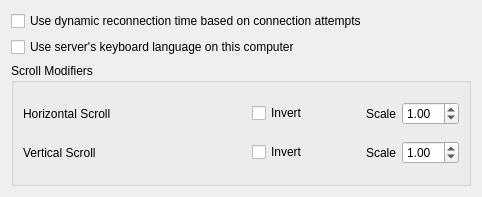
Above: src/lib/gui/dialogs/ClientConfigDialog.ui from deskflow/deskflow before the change. Below: the same form after it.
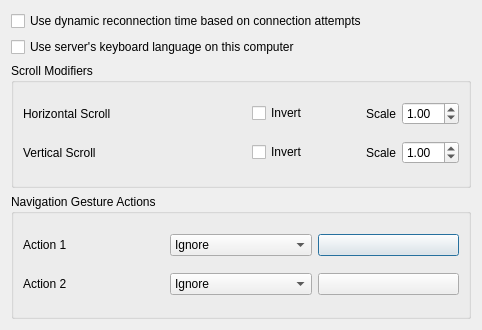
That is the form after the change. Custom widgets are drawn as their Qt base class.

```diff
--- a/src/lib/gui/dialogs/ClientConfigDialog.ui
+++ b/src/lib/gui/dialogs/ClientConfigDialog.ui
@@ -7,7 +7,7 @@
     <x>0</x>
     <y>0</y>
     <width>482</width>
-    <height>197</height>
+    <height>330</height>
    </rect>
   </property>
   <property name="sizePolicy">
@@ -164,8 +164,63 @@
      </layout>
     </widget>
    </item>
+   <item>
+    <widget class="QGroupBox" name="groupNavigationGestures">
+     <property name="title">
+      <string>Navigation Gesture Actions</string>
+     </property>
+     <property name="toolTip">
+      <string>Choose how navigation actions received from a Deskflow server behave on this computer.</string>
+     </property>
+     <layout class="QGridLayout" name="gridNavigationGestures">
+      <item row="0" column="0">
+       <widget class="QLabel" name="labelNavigationAction1">
+        <property name="text">
+         <string>Action 1</string>
+        </property>
+       </widget>
+      </item>
+      <item row="0" column="1">
+       <widget class="QComboBox" name="comboNavigationAction1">
+        <item><property name="text"><string>Ignore</string></property></item>
+        <item><property name="text"><string>Back</string></property></item>
+        <item><property name="text"><string>Forward</string></property></item>
+        <item><property name="text"><string>Custom shortcut</string></property></item>
+       </widget>
+      </item>
+      <item row="0" column="2">
+       <widget class="KeySequenceWidget" name="keyNavigationAction1"/>
+      </item>
+      <item row="1" column="0">
+       <widget class="QLabel" name="labelNavigationAction2">
+        <property name="text">
+         <string>Action 2</string>
+        </property>
+       </widget>
+      </item>
+      <item row="1" column="1">
+       <widget class="QComboBox" name="comboNavigationAction2">
+        <item><property name="text"><string>Ignore</string></property></item>
+        <item><property name="text"><string>Back</string></property></item>
+        <item><property name="text"><string>Forward</string></property></item>
+        <item><property name="text"><string>Custom shortcut</string></property></item>
+       </widget>
+      </item>
+      <item row="1" column="2">
+       <widget class="KeySequenceWidget" name="keyNavigationAction2"/>
+      </item>
+     </layout>
+    </widget>
+   </item>
   </layout>
  </widget>
+ <customwidgets>
+  <customwidget>
+   <class>KeySequenceWidget</class>
+   <extends>QPushButton</extends>
+   <header>widgets/KeySequenceWidget.h</header>
+  </customwidget>
+ </customwidgets>
  <resources/>
  <connections/>
 </ui>
```
